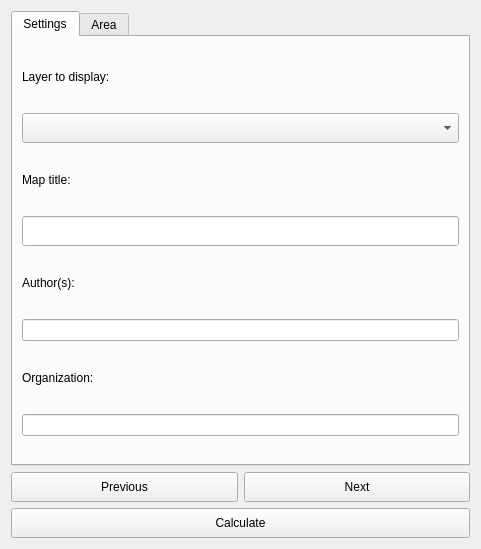
The window that LDMP/gui/DlgCreateMap.ui (ConservationInternational/trends.earth) describes before a commit, drawn with Qt 5.
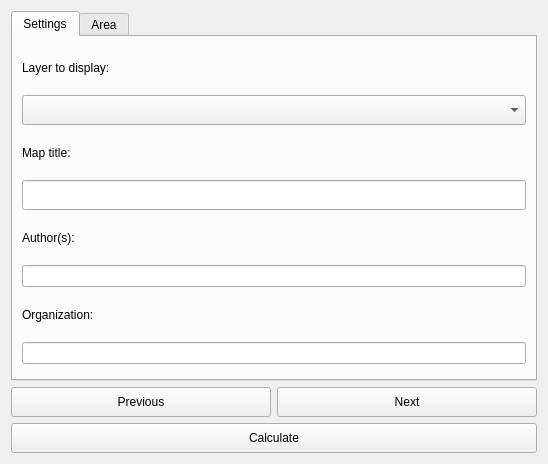
The same window after the commit. The open tabs and pages were chosen to show the change.

Commit message: Add create map dialog to translation.

```diff
--- a/LDMP/gui/DlgCreateMap.ui
+++ b/LDMP/gui/DlgCreateMap.ui
@@ -6,8 +6,8 @@
    <rect>
     <x>0</x>
     <y>0</y>
-    <width>481</width>
-    <height>549</height>
+    <width>548</width>
+    <height>464</height>
    </rect>
   </property>
   <property name="windowTitle">
```
Left out of the diff: 2 changed lines with no effect on the pictures. The commit also changes 4 other files.
